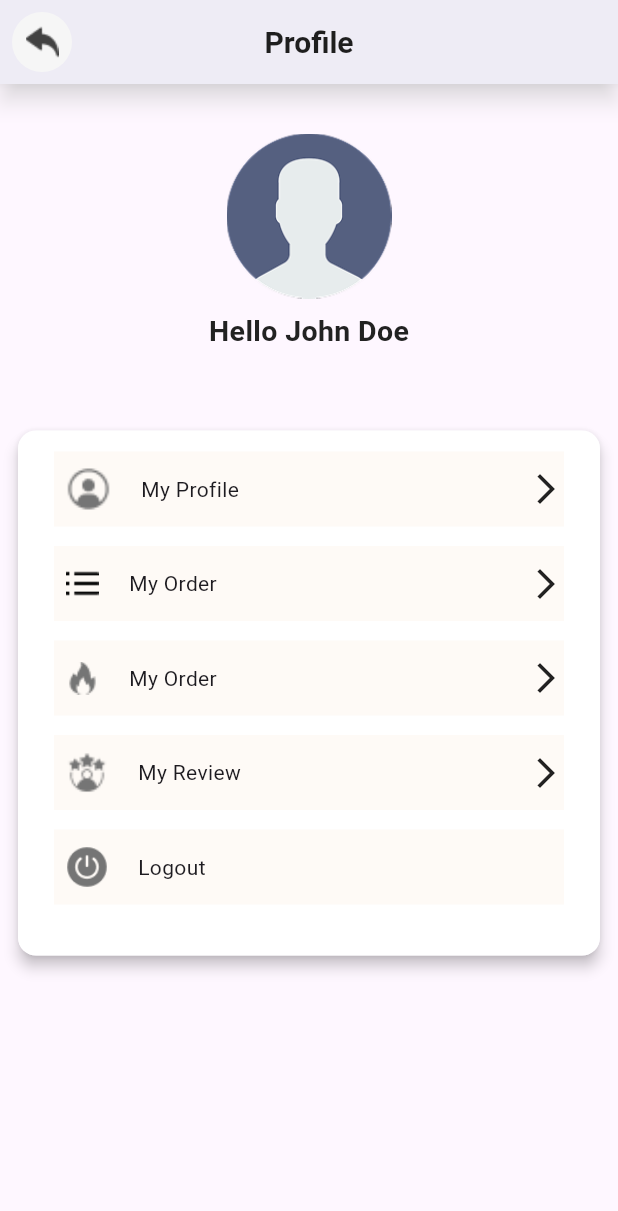
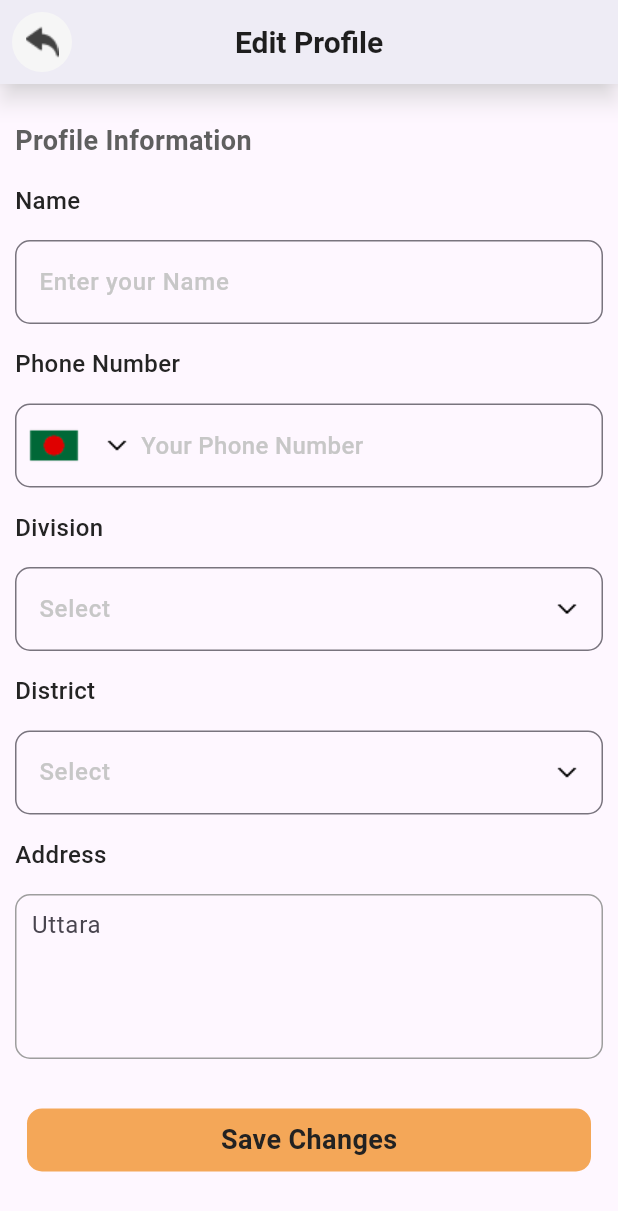
Before and after one commit to Niponpal/Dada-Garments, a Flutter app: the screen it shows after launch, on a phone screen of 412 x 824 dp. Shown: the top 1211 px of the screen. Run offline on Flutter 3.47's test engine with Material 3 defaults, Android fonts, the phone set to English and light mode, and no system bars.

Commit message:
Fix🚀🚀🚑 Edit Profile

```diff
--- /dev/null
+++ b/lib/editprofilescreen.dart
@@ -0,0 +1,231 @@
+import 'package:flutter/material.dart';
+
+class EditprofilescreenView extends StatefulWidget {
+  const EditprofilescreenView({super.key});
+
+  @override
+  State<EditprofilescreenView> createState() => _EditprofilescreenViewState();
+}
+
+class _EditprofilescreenViewState extends State<EditprofilescreenView> {
+  @override
+  Widget build(BuildContext context) {
+    return Scaffold(
+      appBar: AppBar(
+        backgroundColor: Colors.white,
+        elevation: 6,
+        shadowColor: Colors.white,
+        leading: Padding(
+          padding: const EdgeInsets.all(8.0),
+          child: Container(
+            width: 22,
+            height: 22,
+            decoration: BoxDecoration(
+              color: Color(0xffF6F6F6),
+              borderRadius: BorderRadiusGeometry.circular(50),
+            ),
+            child: Image(image: AssetImage("assets/Maskgroup.png")),
+          ),
+        ),
+        title: Text(
+          "Edit Profile",
+          style: TextStyle(
+            fontSize: 20,
+            fontWeight: FontWeight.w600,
+            color: Color(0xff1E1E1E),
+          ),
+        ),
+        centerTitle: true,
+      ),
+      body: Padding(
+        padding: const EdgeInsets.all(10.0),
+        child: SingleChildScrollView(
+          child: Column(
+            crossAxisAlignment: CrossAxisAlignment.start,
+            children: [
+              SizedBox(height: 15),
+              Text(
+                "Profile Information",
+                style: TextStyle(
+                  fontSize: 18,
+                  fontWeight: FontWeight.w600,
+                  color: Color(0xff5F5F5F),
+                ),
+              ),
+              SizedBox(height: 15),
+              Text(
+                "Name",
+                style: TextStyle(
+                  fontWeight: FontWeight.w500,
+                  fontSize: 16,
+                  color: Color(0xff242424),
+                ),
+              ),
+              SizedBox(height: 15),
+              TextField(
+                decoration: InputDecoration(
+                  labelText: "Enter your Name",
+                  labelStyle: TextStyle(
+                    fontSize: 16,
+                    fontWeight: FontWeight.w500,
+                    color: Color(0xffC7C7C7),
+                  ),
+                  border: OutlineInputBorder(
+                    borderRadius: BorderRadius.circular(10),
+                  ),
+                ),
+              ),
+              SizedBox(height: 15),
+              Text(
+                "Phone Number",
+                style: TextStyle(
+                  fontWeight: FontWeight.w500,
+                  fontSize: 16,
+                  color: Color(0xff242424),
+                ),
+              ),
+              SizedBox(height: 15),
+              TextField(
+                decoration: InputDecoration(
+                  suffixIcon: Row(
+                    children: [
+                      Padding(
+                        padding: const EdgeInsets.only(left: 8.0, right: 4),
+                        child: Image(image: AssetImage("assets/bangladesh.png")),
+                      ),
+                      Padding(
+                        padding: const EdgeInsets.only(left: 8.0, right: 4),
+                        child: Image(
+                          image: AssetImage("assets/Iconsprofileedit.png"),
+                        ),
+                      ),
+
+                      Text(
+                        "Your Phone Number",
+                        style: TextStyle(
+                          fontSize: 16,
+                          fontWeight: FontWeight.w500,
+                          color: Color(0xffC7C7C7),
+                        ),
+                      ),
+                    ],
+                  ),
+                  border: OutlineInputBorder(
+                    borderRadius: BorderRadius.circular(10),
+                  ),
+                ),
+              ),
+
+              SizedBox(height: 15),
+              Text(
+                "Division",
+                style: TextStyle(
+                  fontWeight: FontWeight.w500,
+                  fontSize: 16,
+                  color: Color(0xff242424),
+                ),
+              ),
+              SizedBox(height: 15),
+              TextField(
+                decoration: InputDecoration(
+                  suffixIcon: Image(
+                    image: AssetImage("assets/Iconsprofileedit.png"),
+                  ),
+                  labelText: "Select",
+                  labelStyle: TextStyle(
+                    fontSize: 16,
+                    fontWeight: FontWeight.w500,
+                    color: Color(0xffC7C7C7),
+                  ),
+                  border: OutlineInputBorder(
+                    borderRadius: BorderRadius.circular(10),
+                  ),
+                ),
+              ),
+
+
+              SizedBox(height: 15),
+              Text(
+                "District",
+                style: TextStyle(
+                  fontWeight: FontWeight.w500,
+                  fontSize: 16,
+                  color: Color(0xff242424),
+                ),
+              ),
+              SizedBox(height: 15),
+              TextField(
+                decoration: InputDecoration(
+                  suffixIcon: Image(
+                    image: AssetImage("assets/Iconsprofileedit.png"),
+                  ),
+                  labelText: "Select",
+                  labelStyle: TextStyle(
+                    fontSize: 16,
+                    fontWeight: FontWeight.w500,
+                    color: Color(0xffC7C7C7),
+                  ),
+                  border: OutlineInputBorder(
+                    borderRadius: BorderRadius.circular(10),
+                  ),
+                ),
+              ),
+
+
+              SizedBox(height: 15),
+              Text(
+                "Address",
+                style: TextStyle(
+                  fontWeight: FontWeight.w500,
+                  fontSize: 16,
+                  color: Color(0xff242424),
+                ),
+              ),
+              SizedBox(height: 15),
+              Container(
+                width: 400,
+                height: 110,
+                padding: EdgeInsets.symmetric(horizontal: 10),
+                decoration: BoxDecoration(
+                  borderRadius: BorderRadius.circular(10),
+                  border: Border.all(color: Colors.grey),
+                ),
+                child: TextField(
+                  maxLines: null,
+                  expands: true,
+                  decoration: InputDecoration(
+                    border: InputBorder.none,
+                    hintText: "Uttara",
+                  ),
+                ),
+              ),
+              SizedBox(height: 25),
+              Padding(
+                padding: const EdgeInsets.all(8.0),
+                child: Center(
+                  child: Container(
+                    padding: EdgeInsets.all(8),
+                    decoration: BoxDecoration(
+                      color: Color(0xffF4A758),
+                      borderRadius: BorderRadius.circular(10), // radius 10
+                    ),
+                    alignment: Alignment.center,
+                    child: Text(
+                      "Save Changes",
+                      style: TextStyle(
+                        fontSize: 18,
+                        fontWeight: FontWeight.w600,
+                        color: Color(0xff222222),
+                      ),
+                    ),
+                  ),
+                ),
+              ),
+
+            ],
+          ),
+        ),
+      ),
+    );
+  }
+}
--- a/lib/main.dart
+++ b/lib/main.dart
@@ -1,6 +1,7 @@
 import 'package:dadagarments/cart4.dart';
 import 'package:dadagarments/categoriescreen.dart';
 import 'package:dadagarments/discountscreen.dart';
+import 'package:dadagarments/editprofilescreen.dart';
 import 'package:dadagarments/homescreen.dart';
 import 'package:dadagarments/loginScreen.dart';
 import 'package:dadagarments/profilescreen.dart';
@@ -12,7 +13,7 @@ void main (){
   runApp(
     MaterialApp(
       debugShowCheckedModeBanner: false,
-      home: ProfilescreenView(),
+      home: EditprofilescreenView(),
     ),
   );
 }
```
Also changed, not shown: assets/Iconsprofileedit.png (added), assets/bangladesh.png (added), assets/bangladesh1.png (added).
